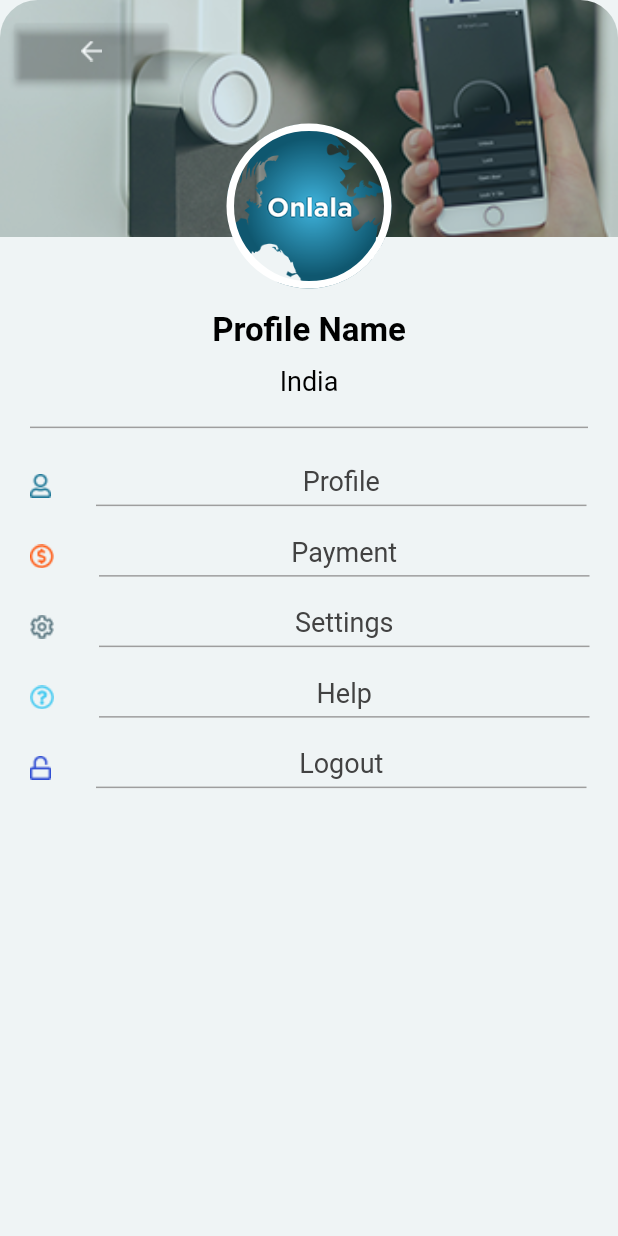
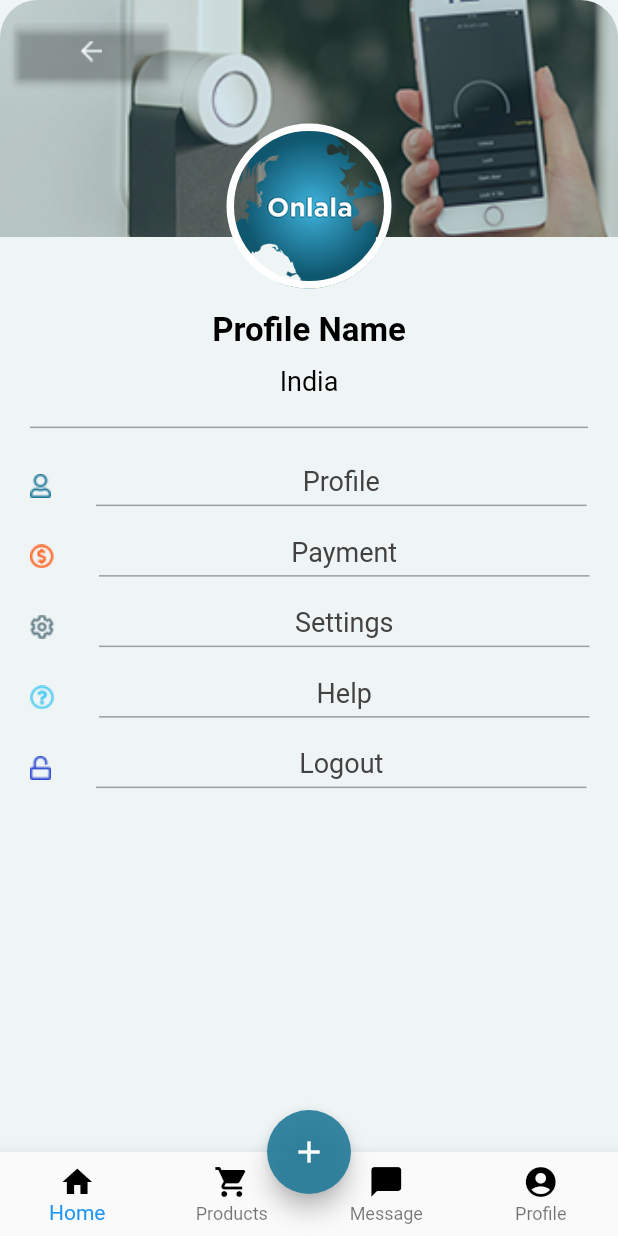
Before and after one commit to HunainHumail/onlala_app, a Flutter app: the screen it shows after launch, on a phone screen of 412 x 824 dp. Run offline on Flutter 3.47's test engine with Material 2 defaults, Android fonts, the phone set to English and light mode, and no system bars; our stand-ins replace carousel_slider; missing offline and left inert: toggle_button; Roboto replaces fonts that are missing (Montserrat).

Commit message:
My work (remaining)

```diff
--- a/lib/Profile/Profile_page.dart
+++ b/lib/Profile/Profile_page.dart
@@ -4,11 +4,28 @@ import 'package:flutter/widgets.dart';
 class ProfilePage extends StatefulWidget {
   ProfilePage({Key key}) : super(key: key);
 
+
+
+
   @override
   _ProfilePageState createState() => _ProfilePageState();
 }
 
+
+
 class _ProfilePageState extends State<ProfilePage> {
+
+
+  void _incrementTab(index) {
+    setState(() {
+      _cIndex = index;
+    });
+  }
+
+  int _cIndex = 0;
+  int _current = 0;
+
+
   @override
   Widget _buildcoverimage(Size Screensize) {
     return Container(
@@ -293,19 +310,6 @@ class _ProfilePageState extends State<ProfilePage> {
     );
   }
 
-
-  Widget _BottomNavigation(){
-    return Scaffold(
-      floatingActionButton: FloatingActionButton(
-        child: Icon(Icons.add),
-        backgroundColor: Colors.orangeAccent,
-        onPressed: (){},
-      ),
-
-      floatingActionButtonLocation:  FloatingActionButtonLocation.centerDocked,
-    );
-  }
-
 // Main Function : start
   Widget build(BuildContext context) {
     Size screensize = MediaQuery.of(context).size;
@@ -333,7 +337,39 @@ class _ProfilePageState extends State<ProfilePage> {
           )
         ],
       ),
-
+            bottomNavigationBar: BottomNavigationBar(
+        currentIndex: _cIndex,
+        type: BottomNavigationBarType.fixed,
+        items: [
+          BottomNavigationBarItem(
+              icon: Icon(Icons.home, color: Color.fromARGB(255, 0, 0, 0)),
+              title: new Text('Home')),
+          BottomNavigationBarItem(
+              icon: Icon(Icons.shopping_cart,
+                  color: Color.fromARGB(255, 0, 0, 0)),
+              title: new Text('Products')),
+          BottomNavigationBarItem(
+              icon:
+                  Icon(Icons.chat_bubble, color: Color.fromARGB(255, 0, 0, 0)),
+              title: new Text('Message')),
+          BottomNavigationBarItem(
+              icon: Icon(Icons.account_circle,
+                  color: Color.fromARGB(255, 0, 0, 0)),
+              title: new Text('Profile')),
+        ],
+        onTap: (index) {
+          _incrementTab(index);
+        },
+      ),
+      floatingActionButtonLocation: FloatingActionButtonLocation.centerDocked,
+      floatingActionButton: new FloatingActionButton(
+        child: Icon(
+          Icons.add,
+          color: Colors.white,
+        ),
+        onPressed: null,
+        backgroundColor: Color.fromRGBO(33, 121, 152, 0.9),
+      ),
     );
   }
 // Main Function : End
--- a/lib/app_home.dart
+++ b/lib/app_home.dart
@@ -85,7 +85,7 @@ class _AppHome extends State<AppHome> {
                           ),
                           Divider(
                             color: Colors.grey,
-                            thickness: 1,
+                            height: 1,
                           ),
                           Expanded(
                             child: ListView.builder(
```
Also changed, not shown: lib/Profile/Profile_settings.dart (added, +24 -0 lines), pubspec.lock, 3 other files.
